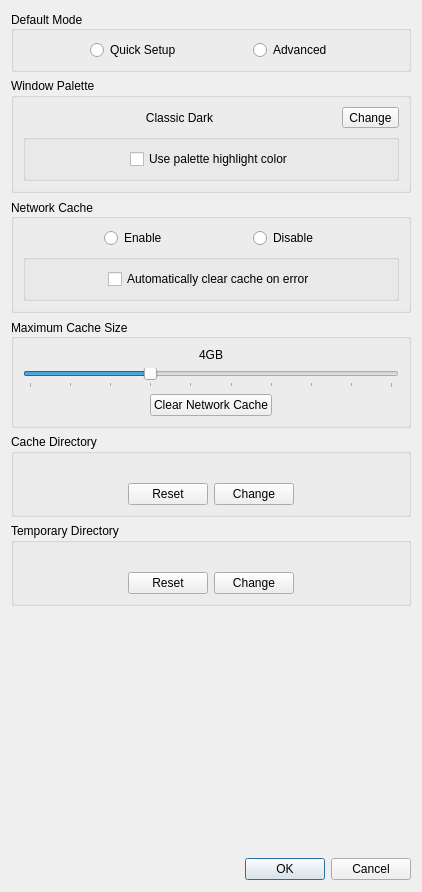
Old version of the form preferencesdialog.ui in the repository FortuneStreetModding/csmm-qt.
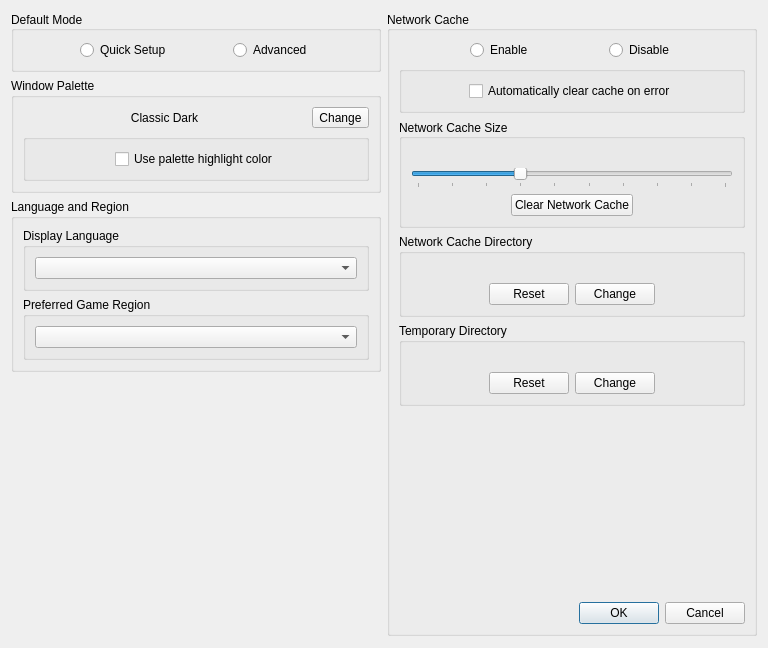
New version of the form.

Commit message: Add support for additional languages and regions

Diff of the .ui file:
```diff
--- a/preferencesdialog.ui
+++ b/preferencesdialog.ui
@@ -12,8 +12,8 @@
    <rect>
     <x>0</x>
     <y>0</y>
-    <width>422</width>
-    <height>892</height>
+    <width>768</width>
+    <height>648</height>
    </rect>
   </property>
   <property name="sizePolicy">
@@ -52,7 +52,7 @@
   <property name="modal">
    <bool>true</bool>
   </property>
-  <layout class="QVBoxLayout" name="verticalLayout_4">
+  <layout class="QHBoxLayout" name="horizontalLayout_2">
    <property name="sizeConstraint">
     <enum>QLayout::SetDefaultConstraint</enum>
    </property>
@@ -60,6 +60,8 @@
     <number>12</number>
    </property>
    <item>
+    <layout class="QVBoxLayout" name="verticalLayout_4">
+     <item>
     <widget class="QGroupBox" name="defaultModeGroupBox">
      <property name="sizePolicy">
       <sizepolicy hsizetype="Preferred" vsizetype="Preferred">
@@ -218,6 +220,56 @@
     </widget>
    </item>
    <item>
+      <widget class="QGroupBox" name="languageGroupBox">
+       <property name="title">
+        <string>Language and Region</string>
+       </property>
+       <layout class="QVBoxLayout" name="verticalLayout_8">
+        <item>
+         <widget class="QGroupBox" name="programLanguageGroupBox">
+          <property name="title">
+           <string>Display Language</string>
+          </property>
+          <layout class="QHBoxLayout" name="horizontalLayout_5">
+           <item>
+            <widget class="QComboBox" name="languageComboBox"/>
+           </item>
+          </layout>
+         </widget>
+        </item>
+        <item>
+         <widget class="QGroupBox" name="preferredGameRegionGroupBox">
+          <property name="title">
+           <string>Preferred Game Region</string>
+          </property>
+          <layout class="QHBoxLayout" name="horizontalLayout_7">
+           <item>
+            <widget class="QComboBox" name="preferredGameRegionComboBox"/>
+           </item>
+          </layout>
+         </widget>
+        </item>
+       </layout>
+      </widget>
+     </item>
+     <item>
+      <spacer name="verticalSpacer">
+       <property name="orientation">
+        <enum>Qt::Vertical</enum>
+       </property>
+       <property name="sizeHint" stdset="0">
+        <size>
+         <width>20</width>
+         <height>40</height>
+        </size>
+       </property>
+      </spacer>
+     </item>
+    </layout>
+   </item>
+   <item>
+    <layout class="QVBoxLayout" name="verticalLayout_7">
+     <item>
     <widget class="QGroupBox" name="groupBox">
      <property name="title">
       <string>Network Cache</string>
@@ -337,9 +389,6 @@
         </layout>
        </widget>
       </item>
-     </layout>
-    </widget>
-   </item>
    <item>
     <widget class="QGroupBox" name="maximumCacheSizeGroupBox">
      <property name="sizePolicy">
@@ -349,7 +398,7 @@
       </sizepolicy>
      </property>
      <property name="title">
-      <string>Maximum Cache Size</string>
+           <string>Network Cache Size</string>
      </property>
      <property name="alignment">
       <set>Qt::AlignLeading|Qt::AlignLeft|Qt::AlignVCenter</set>
@@ -358,7 +407,7 @@
       <item>
        <widget class="QLabel" name="cacheSizeLabel">
         <property name="text">
-         <string>4GB</string>
+              <string notr="true"/>
         </property>
         <property name="alignment">
          <set>Qt::AlignCenter</set>
@@ -448,7 +497,7 @@
    <item>
     <widget class="QGroupBox" name="cacheDirectoryGroupBox">
      <property name="title">
-      <string>Cache Directory</string>
+           <string>Network Cache Directory</string>
      </property>
      <layout class="QVBoxLayout" name="verticalLayout_3">
       <item>
@@ -578,7 +627,7 @@
     </widget>
    </item>
    <item>
-    <spacer name="verticalSpacer">
+         <spacer name="verticalSpacer_2">
      <property name="orientation">
       <enum>Qt::Vertical</enum>
      </property>
@@ -617,6 +666,11 @@
       <bool>false</bool>
      </property>
     </widget>
+        </item>
+       </layout>
+      </widget>
+     </item>
+    </layout>
    </item>
   </layout>
  </widget>
```
Left out of the diff: 6 changed lines with no effect on the pictures. Lines whose indentation alone changed are shown as unchanged. The commit also changes 36 other files.
